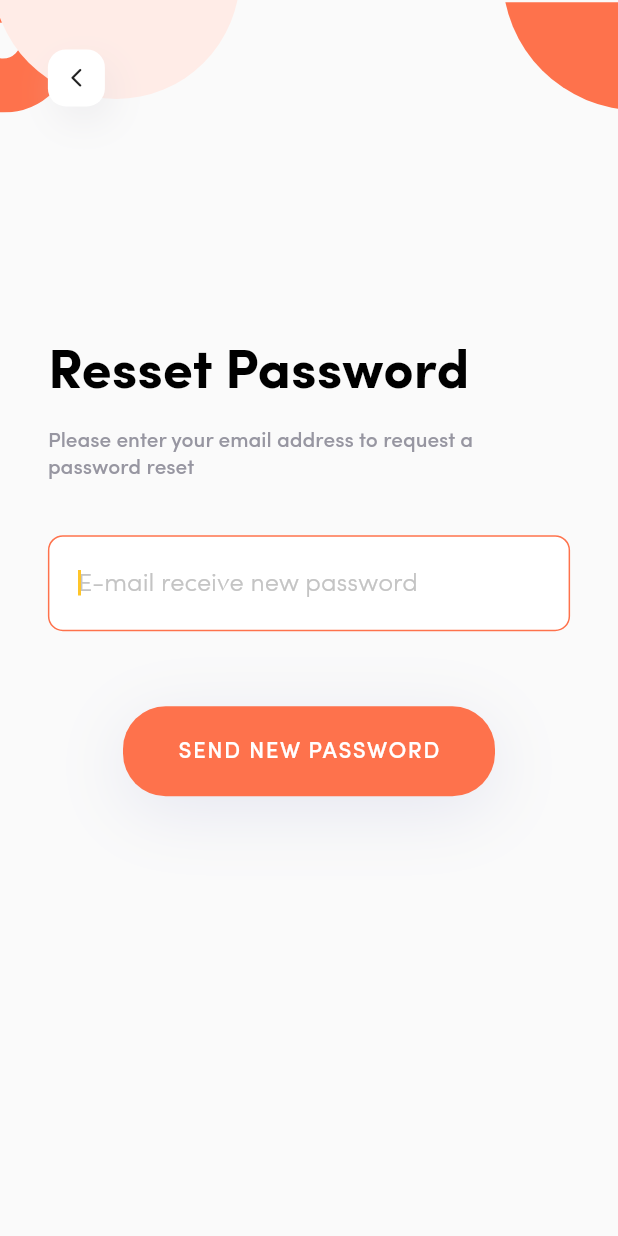
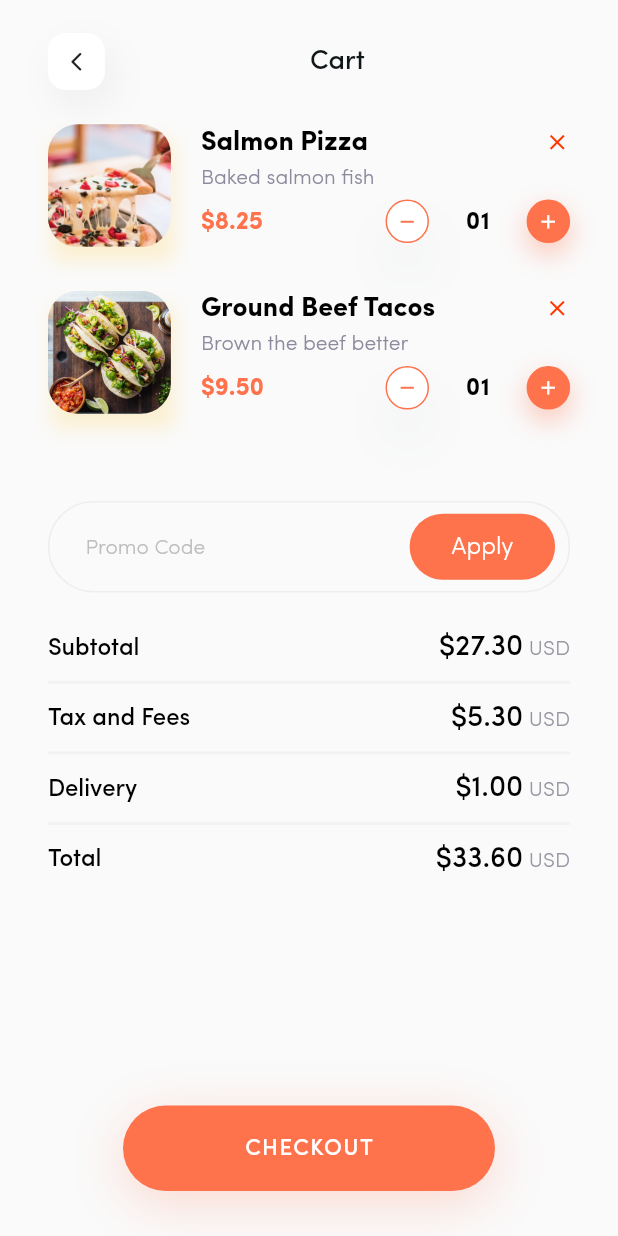
Before and after one commit to TuNinh99/food_app, a Flutter app: the screen it shows after launch, on a phone screen of 412 x 824 dp. Run offline on Flutter 3.47's test engine with Material 2 defaults, Android fonts, the light colour scheme and no system bars; our stand-ins replace device_preview, flutter_svg.

Commit message:
complete cart page

```diff
--- a/lib/data/models/foods.dart
+++ b/lib/data/models/foods.dart
@@ -127,3 +127,8 @@ List<Food> popularItems = [
     addOn: [],
   ),
 ];
+
+List<Food> carts = [
+  popularItems[1],
+  popularItems[2],
+];
--- a/lib/main.dart
+++ b/lib/main.dart
@@ -1,6 +1,7 @@
 import 'package:device_preview/device_preview.dart';
 import 'package:flutter/foundation.dart';
 import 'package:flutter/material.dart';
+import 'package:food_app/pages/cart_page.dart';
 import 'package:food_app/pages/category_page.dart';
 import 'package:food_app/pages/food_page.dart';
 import 'package:food_app/pages/home_page.dart';
@@ -28,16 +29,14 @@ class FoodApp extends StatelessWidget {
   @override
   Widget build(BuildContext context) {
     return MaterialApp(
-      title: 'Food App',
-      useInheritedMediaQuery: true,
+      title: 'Food Hub',
       locale: DevicePreview.locale(context),
       builder: DevicePreview.appBuilder,
       debugShowCheckedModeBanner: false,
       theme: ThemeData(
         primarySwatch: Colors.blue,
       ),
-      // home: const HomePage(),
-      initialRoute: '$ResetPasswordPage',
+      initialRoute: '$CartPage',
       routes: {
         '$SplashPage': (context) => const SplashPage(),
         '$WelcomePage': (context) => const WelcomePage(),
@@ -48,6 +47,7 @@ class FoodApp extends StatelessWidget {
         '$HomePage': (context) => const HomePage(),
         '$FoodPage': (context) => const FoodPage(),
         '$CategoryPage': (context) => const CategoryPage(),
+        '$CartPage': (context) => const CartPage(),
       },
     );
   }
--- /dev/null
+++ b/lib/pages/cart_page.dart
@@ -0,0 +1,377 @@
+import 'package:flutter/material.dart';
+import 'package:food_app/data/models/foods.dart';
+import 'package:food_app/utils/themes.dart';
+import 'package:food_app/widgets/button_back.dart';
+import 'package:food_app/widgets/get_amount_food.dart';
+
+class CartPage extends StatelessWidget {
+  const CartPage({super.key});
+
+  @override
+  Widget build(BuildContext context) {
+    final Size size = MediaQuery.of(context).size;
+    return Scaffold(
+      body: SafeArea(
+        child: Padding(
+          padding: EdgeInsets.symmetric(horizontal: size.width * 0.0775),
+          child: Column(
+            children: [
+              const Expanded(
+                child: _HeaderBackType(),
+              ),
+              Expanded(
+                flex: 8,
+                child: Column(
+                  children: [
+                    Expanded(
+                      flex: size.height < 800 ? 6 : 4,
+                      child: const _FoodSelected(),
+                    ),
+                    Container(
+                      margin: const EdgeInsets.only(bottom: 27),
+                      child: const _PromoCode(),
+                    ),
+                    const Expanded(
+                      flex: 5,
+                      child: _Bill(),
+                    )
+                  ],
+                ),
+              ),
+              const _CheckoutButton(),
+              const SizedBox(
+                height: 30,
+              ),
+            ],
+          ),
+        ),
+      ),
+    );
+  }
+}
+
+class _Bill extends StatelessWidget {
+  const _Bill();
+
+  @override
+  Widget build(BuildContext context) {
+    return Column(
+      children: [
+        _PriceLine(
+          text: 'Subtotal',
+          price: 27.3,
+        ),
+        _BottomLine(),
+        _PriceLine(
+          text: 'Tax and Fees',
+          price: 5.3,
+        ),
+        _BottomLine(),
+        _PriceLine(
+          text: 'Delivery',
+          price: 1,
+        ),
+        _BottomLine(),
+        _PriceLine(
+          text: 'Total',
+          price: 33.6,
+        ),
+      ],
+    );
+  }
+}
+
+class _BottomLine extends StatelessWidget {
+  const _BottomLine();
+
+  @override
+  Widget build(BuildContext context) {
+    return Container(
+      margin: const EdgeInsets.only(top: 13, bottom: 13),
+      decoration: BoxDecoration(
+        border: Border.all(
+          width: 1,
+          style: BorderStyle.solid,
+          color: const Color(0XFFF1F2F3),
+        ),
+      ),
+    );
+  }
+}
+
+class _PriceLine extends StatelessWidget {
+  const _PriceLine({required this.text, required this.price});
+
+  final String text;
+  final double price;
+
+  @override
+  Widget build(BuildContext context) {
+    return Row(
+      mainAxisAlignment: MainAxisAlignment.spaceBetween,
+      children: [
+        Text(
+          text,
+          style: PrimaryFont.medium(16).copyWith(
+            color: kColorBlack,
+            height: 1,
+          ),
+        ),
+        RichText(
+          text: TextSpan(
+            text: '\$${price.toStringAsFixed(2)}',
+            style: PrimaryFont.medium(19).copyWith(
+              color: kColorBlack,
+              height: 1,
+            ),
+            children: [
+              TextSpan(
+                text: ' USD',
+                style: PrimaryFont.light(14).copyWith(
+                  color: const Color(0XFF9796A1),
+                  height: 1,
+                ),
+              ),
+            ],
+          ),
+        ),
+      ],
+    );
+  }
+}
+
+class _CheckoutButton extends StatelessWidget {
+  const _CheckoutButton({
+    super.key,
+  });
+
+  @override
+  Widget build(BuildContext context) {
+    return Container(
+      width: 248,
+      height: 57,
+      padding: const EdgeInsets.all(0),
+      decoration: const BoxDecoration(
+        color: kColorPrimary,
+        borderRadius: BorderRadius.all(
+          Radius.circular(28.5),
+        ),
+        boxShadow: [
+          BoxShadow(
+            offset: Offset(0, 8),
+            blurRadius: 30,
+            color: Color.fromRGBO(254, 114, 76, 0.251),
+          ),
+        ],
+      ),
+      child: Center(
+        child: Text(
+          'CHECKOUT',
+          style: PrimaryFont.medium(15).copyWith(
+            color: kColorWhite,
+            height: 1,
+            letterSpacing: 1,
+          ),
+        ),
+      ),
+    );
+  }
+}
+
+class _FoodSelected extends StatelessWidget {
+  const _FoodSelected();
+
+  @override
+  Widget build(BuildContext context) {
+    return ListView.builder(
+      clipBehavior: Clip.none,
+      itemCount: carts.length,
+      itemBuilder: (context, index) {
+        Food food = carts[index];
+        return Container(
+          height: 84,
+          margin: const EdgeInsets.only(bottom: 27),
+          child: Row(
+            children: [
+              Container(
+                width: 82,
+                height: 82,
+                decoration: BoxDecoration(
+                  boxShadow: [
+                    BoxShadow(
+                      offset: const Offset(3, 10),
+                      blurRadius: 10,
+                      color: kColorYellow.withOpacity(0.2),
+                    )
+                  ],
+                ),
+                child: ClipRRect(
+                  borderRadius: const BorderRadius.all(
+                    Radius.circular(20),
+                  ),
+                  child: Image.asset(
+                    food.image,
+                    fit: BoxFit.cover,
+                  ),
+                ),
+              ),
+              Expanded(
+                child: Container(
+                  margin: const EdgeInsets.only(left: 20),
+                  child: Column(
+                    crossAxisAlignment: CrossAxisAlignment.start,
+                    mainAxisAlignment: MainAxisAlignment.spaceAround,
+                    children: [
+                      Row(
+                        mainAxisAlignment: MainAxisAlignment.spaceBetween,
+                        children: [
+                          Text(
+                            food.name,
+                            style: PrimaryFont.semiBold(18).copyWith(
+                              color: kColorBlack,
+                              height: 1,
+                            ),
+                            maxLines: 1,
+                          ),
+                          const Icon(
+                            Icons.close,
+                            size: 17,
+                            color: Color(0XFFFF3600),
+                          )
+                        ],
+                      ),
+                      Text(
+                        food.shortDescription,
+                        style: PrimaryFont.light(14).copyWith(
+                          color: const Color(0XFF8C8A9D),
+                          height: 1,
+                        ),
+                        maxLines: 1,
+                      ),
+                      Row(
+                        mainAxisAlignment: MainAxisAlignment.spaceBetween,
+                        children: [
+                          Expanded(
+                            child: Text(
+                              '\$${food.price.toStringAsFixed(2)}',
+                              style: PrimaryFont.semiBold(16).copyWith(
+                                color: kColorPrimary,
+                                height: 1,
+                              ),
+                            ),
+                          ),
+                          const Expanded(
+                            child: SizedBox(
+                              width: 90,
+                              child: GetAmountOfFood(),
+                            ),
+                          ),
+                        ],
+                      )
+                    ],
+                  ),
+                ),
+              )
+            ],
+          ),
+        );
+      },
+    );
+  }
+}
+
+class _PromoCode extends StatelessWidget {
+  const _PromoCode();
+
+  @override
+  Widget build(BuildContext context) {
+    return Stack(
+      alignment: Alignment.centerRight,
+      children: [
+        TextFormField(
+          keyboardType: TextInputType.number,
+          decoration: InputDecoration(
+            hintText: 'Promo Code',
+            hintStyle: PrimaryFont.light(14).copyWith(
+              color: const Color(0XFFBEBEBE),
+              height: 1,
+            ),
+            contentPadding: const EdgeInsets.only(
+              left: 25,
+              top: 25,
+              bottom: 19,
+              right: 120,
+            ),
+            enabledBorder: const OutlineInputBorder(
+              borderRadius: BorderRadius.all(
+                Radius.circular(100.0),
+              ),
+              borderSide: BorderSide(
+                width: 1,
+                style: BorderStyle.solid,
+                color: Color(0XFFEEEEEE),
+              ),
+            ),
+            focusedBorder: OutlineInputBorder(
+              borderRadius: BorderRadius.circular(100.0),
+              borderSide: const BorderSide(
+                color: kColorPrimary,
+              ),
+            ),
+          ),
+          style: PrimaryFont.medium(17).copyWith(
+            color: const Color(0XFF111719),
+            height: 1,
+          ),
+        ),
+        Container(
+          width: 97,
+          height: 44,
+          margin: const EdgeInsets.only(right: 10),
+          decoration: const BoxDecoration(
+            color: kColorPrimary,
+            borderRadius: BorderRadius.all(
+              Radius.circular(28.5),
+            ),
+          ),
+          child: Center(
+            child: Text(
+              'Apply',
+              style: PrimaryFont.light(16).copyWith(
+                color: kColorWhite,
+                height: 1,
+              ),
+            ),
+          ),
+        ),
+      ],
+    );
+  }
+}
+
+class _HeaderBackType extends StatelessWidget {
+  const _HeaderBackType();
+
+  @override
+  Widget build(BuildContext context) {
+    return Row(
+      children: [
+        GestureDetector(
+          onTap: () {},
+          child: const ButtonBack(),
+        ),
+        Expanded(
+          child: Center(
+            child: Text(
+              'Cart',
+              style: PrimaryFont.medium(18).copyWith(
+                color: const Color(0XFF111719),
+                height: 1,
+              ),
+            ),
+          ),
+        ),
+      ],
+    );
+  }
+}
--- a/lib/pages/food_page.dart
+++ b/lib/pages/food_page.dart
@@ -4,6 +4,7 @@ import 'package:food_app/data/models/foods.dart';
 import 'package:food_app/utils/themes.dart';
 import 'package:food_app/widgets/button_back.dart';
 import 'package:food_app/widgets/food_cover.dart';
+import 'package:food_app/widgets/get_amount_food.dart';
 
 //<------------------------- MAIN WIDGET ------------------------------>
 class FoodPage extends StatefulWidget {
@@ -289,86 +290,9 @@ class _FoodInfor extends StatelessWidget {
               ),
               const Expanded(
                 flex: 3,
-                child: _GetAmountOfFood(),
+                child: GetAmountOfFood(),
               ),
             ],
-          ),
-        ),
-      ],
-    );
-  }
-}
-
-class _GetAmountOfFood extends StatefulWidget {
-  const _GetAmountOfFood();
-
-  @override
-  State<_GetAmountOfFood> createState() => __GetAmountOfFoodState();
-}
-
-class __GetAmountOfFoodState extends State<_GetAmountOfFood> {
-  int amount = 1;
-
-  @override
-  Widget build(BuildContext context) {
-    return Row(
-      children: [
-        GestureDetector(
-          onTap: () => setState(() {
-            amount > 1 ? amount-- : amount = 1;
-          }),
-          child: Container(
-            width: 31,
-            height: 31,
-            decoration: BoxDecoration(
-              color: kColorWhite,
-              border: Border.all(
-                color: kColorPrimary,
-                width: 1,
-              ),
-              borderRadius: const BorderRadius.all(
-                Radius.circular(17),
-              ),
-            ),
-            child: const Icon(
-              Icons.remove,
-              color: kColorPrimary,
-            ),
-          ),
-        ),
-        Expanded(
-          child: Center(
-            child: Text(
-              amount < 10 ? ('0${amount.toString()}') : amount.toString(),
-              style: PrimaryFont.semiBold(16).copyWith(
-                color: kColorBlack,
-                height: 1,
-                letterSpacing: 0.25,
-              ),
-            ),
-          ),
-        ),
-        GestureDetector(
-          onTap: () => setState(() {
-            amount++;
-          }),
-          child: Container(
-            width: 31,
-            height: 31,
-            decoration: BoxDecoration(
-              color: kColorPrimary,
-              border: Border.all(
-                color: kColorPrimary,
-                width: 1,
-              ),
-              borderRadius: const BorderRadius.all(
-                Radius.circular(17),
-              ),
-            ),
-            child: const Icon(
-              Icons.add,
-              color: kColorWhite,
-            ),
           ),
         ),
       ],
--- a/lib/pages/signup_page.dart
+++ b/lib/pages/signup_page.dart
@@ -1,4 +1,6 @@
+import 'package:flutter/gestures.dart';
 import 'package:flutter/material.dart';
+import 'package:food_app/pages/login_page.dart';
 import 'package:food_app/utils/common_define.dart';
 import 'package:food_app/utils/themes.dart';
 import 'package:food_app/widgets/dismiss_keyboard.dart';
@@ -108,12 +110,13 @@ class _QuestionText extends StatelessWidget {
           ),
           children: [
             TextSpan(
-              text: 'Login',
-              style: PrimaryFont.medium(14).copyWith(
-                color: kColorPrimary,
-                height: 1,
-              ),
-            ),
+                text: 'Login',
+                style: PrimaryFont.medium(14).copyWith(
+                  color: kColorPrimary,
+                  height: 1,
+                ),
+                recognizer: TapGestureRecognizer()
+                  ..onTap = () => Navigator.pushNamed(context, '$LoginPage')),
           ],
         ),
       ),
--- a/lib/pages/splash_page.dart
+++ b/lib/pages/splash_page.dart
@@ -1,10 +1,26 @@
+import 'dart:async';
+
 import 'package:flutter/material.dart';
 import 'package:flutter_svg/svg.dart';
 import 'package:food_app/pages/welcome_page.dart';
 import 'package:food_app/utils/themes.dart';
 
-class SplashPage extends StatelessWidget {
+class SplashPage extends StatefulWidget {
   const SplashPage({super.key});
+
+  @override
+  State<SplashPage> createState() => _SplashPageState();
+}
+
+class _SplashPageState extends State<SplashPage> {
+  @override
+  initState() {
+    super.initState();
+
+    Timer(const Duration(seconds: 5), () {
+      Navigator.pushNamed(context, '$WelcomePage');
+    });
+  }
 
   @override
   Widget build(BuildContext context) {
--- a/lib/pages/welcome_page.dart
+++ b/lib/pages/welcome_page.dart
@@ -1,4 +1,7 @@
+import 'package:flutter/gestures.dart';
 import 'package:flutter/material.dart';
+import 'package:food_app/pages/home_page.dart';
+import 'package:food_app/pages/signup_page.dart';
 import 'package:food_app/utils/themes.dart';
 import 'package:food_app/widgets/signin_button_group.dart';
 
@@ -11,6 +14,7 @@ class WelcomePage extends StatelessWidget {
     return Scaffold(
       extendBodyBehindAppBar: true,
       appBar: AppBar(
+        automaticallyImplyLeading: false,
         actions: [
           _SkipButton(size: size),
         ],
@@ -142,6 +146,9 @@ class WelcomePage extends StatelessWidget {
                                 height: 1,
                                 decoration: TextDecoration.underline,
                               ),
+                              recognizer: TapGestureRecognizer()
+                                ..onTap = () =>
+                                    Navigator.pushNamed(context, '$SignUpPage'),
                             ),
                           ],
                         ),
@@ -181,7 +188,7 @@ class _SkipButton extends StatelessWidget {
   @override
   Widget build(BuildContext context) {
     return GestureDetector(
-      onTap: () {},
+      onTap: () => Navigator.pushNamed(context, '$HomePage'),
       child: FractionallySizedBox(
         heightFactor: 0.6,
         child: Container(
--- /dev/null
+++ b/lib/widgets/get_amount_food.dart
@@ -0,0 +1,95 @@
+import 'package:flutter/material.dart';
+
+import '../utils/themes.dart';
+
+class GetAmountOfFood extends StatefulWidget {
+  const GetAmountOfFood({super.key});
+
+  @override
+  State<GetAmountOfFood> createState() => _GetAmountOfFoodState();
+}
+
+class _GetAmountOfFoodState extends State<GetAmountOfFood> {
+  int amount = 1;
+
+  @override
+  Widget build(BuildContext context) {
+    return Row(
+      children: [
+        GestureDetector(
+          onTap: () => setState(() {
+            amount > 1 ? amount-- : amount = 1;
+          }),
+          child: Container(
+            width: 29,
+            height: 29,
+            decoration: BoxDecoration(
+                color: kColorWhite,
+                border: Border.all(
+                  color: kColorPrimary,
+                  width: 1,
+                ),
+                borderRadius: const BorderRadius.all(
+                  Radius.circular(17),
+                ),
+                boxShadow: const [
+                  BoxShadow(
+                    offset: Offset(0, 20),
+                    blurRadius: 30,
+                    color: Color(0XFFEEF0F2),
+                  )
+                ]),
+            child: const Icon(
+              Icons.remove,
+              color: kColorPrimary,
+              size: 15.0,
+            ),
+          ),
+        ),
+        Expanded(
+          child: Center(
+            child: Text(
+              amount < 10 ? ('0${amount.toString()}') : amount.toString(),
+              style: PrimaryFont.semiBold(16).copyWith(
+                color: kColorBlack,
+                height: 1,
+                letterSpacing: 0.25,
+              ),
+            ),
+          ),
+        ),
+        GestureDetector(
+          onTap: () => setState(() {
+            amount++;
+          }),
+          child: Container(
+            width: 29,
+            height: 29,
+            decoration: BoxDecoration(
+              color: kColorPrimary,
+              border: Border.all(
+                color: kColorPrimary,
+                width: 1,
+              ),
+              borderRadius: const BorderRadius.all(
+                Radius.circular(17),
+              ),
+              boxShadow: const [
+                BoxShadow(
+                  offset: Offset(0, 7),
+                  blurRadius: 15,
+                  color: Color.fromRGBO(254, 114, 76, 0.4),
+                ),
+              ],
+            ),
+            child: const Icon(
+              Icons.add,
+              color: kColorWhite,
+              size: 15.0,
+            ),
+          ),
+        ),
+      ],
+    );
+  }
+}
--- a/lib/widgets/header_sign_pages.dart
+++ b/lib/widgets/header_sign_pages.dart
@@ -28,7 +28,10 @@ class HeaderSignPages extends StatelessWidget {
           child: Padding(
             padding: EdgeInsets.only(
                 left: size.width * 0.0775, top: size.width * 0.08),
-            child: const ButtonBack(),
+            child: GestureDetector(
+              onTap: () => Navigator.pop(context),
+              child: const ButtonBack(),
+            ),
           ),
         ),
       ],
```
Also changed, not shown: pubspec.lock.
